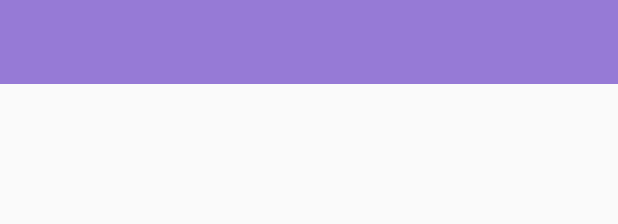
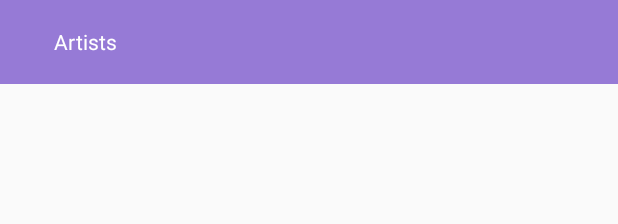
Before and after one commit to AndX2/YandexMobilization, an Android app: the layout toolbar.xml on its own in the app's theme, with its tools: preview values and no code run, on a phone screen of 412 x 824 dp. Shown: the top 224 px of the screen. Run offline under Robolectric (Android 15) with nearby library versions, the phone set to English and light mode, and no system bars.

Commit message:
Filling toolbar.

```diff
--- a/app/src/main/res/layout/toolbar.xml
+++ b/app/src/main/res/layout/toolbar.xml
@@ -3,4 +3,20 @@
     android:layout_height="wrap_content"
     android:layout_width="match_parent"
     android:minHeight="?attr/actionBarSize"
-    android:background="?attr/colorPrimary" />
+    android:background="?attr/colorPrimary">
+
+    <ImageView
+        android:id="@+id/navigation_image_view"
+        android:layout_width="wrap_content"
+        android:layout_height="wrap_content"
+        android:src="@drawable/ic_arrow_back_white_24dp"
+        android:visibility="gone" />
+
+    <TextView
+        android:id="@+id/toolbar_title"
+        android:layout_width="wrap_content"
+        android:layout_height="wrap_content"
+        android:textColor="@color/action_bar_text"
+        android:text="@string/artists"
+        android:paddingLeft="@dimen/left_padding" />
+</android.support.v7.widget.Toolbar>
```
Also changed, not shown: app/src/main/java/ru/yandex/android/andrew/yandexmobilisation/view/MainActivity.java (+17 -11 lines).
